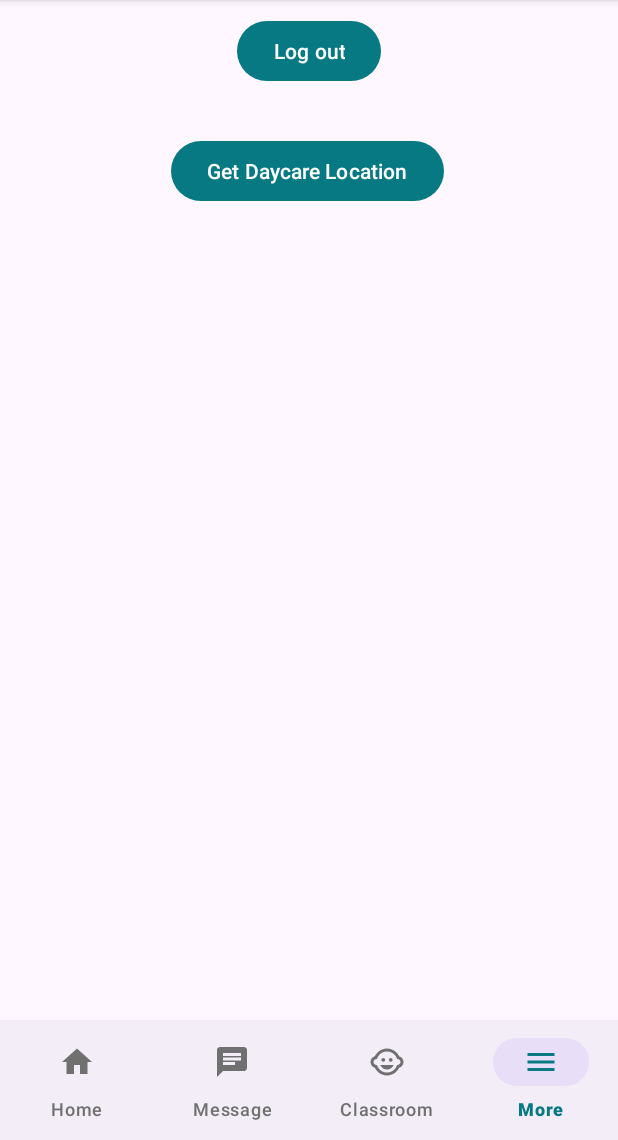
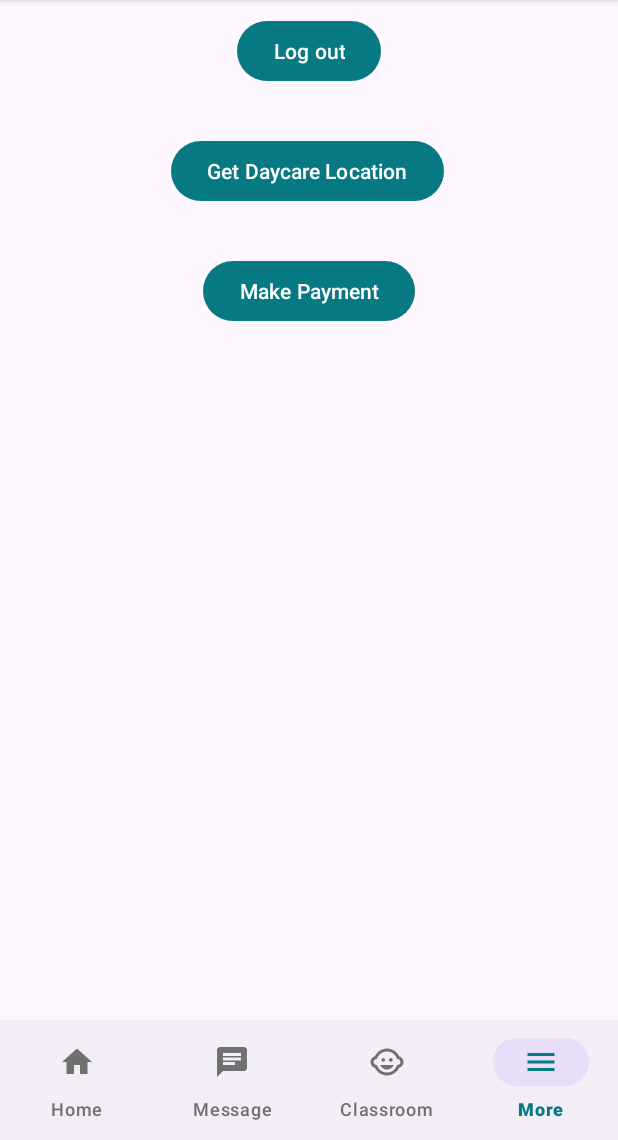
Before and after one commit to nelumkc/W24_3175_G11_Peekaboo, an Android app: the screen it shows after launch once a user with an empty profile is signed in (MainActivity), item 4 of the bottom bar chosen, on a phone screen of 412 x 824 dp, the part 96-1236 px from its top. Run offline under Robolectric (Android 15) with nearby library versions, the phone set to English and light mode, and no system bars; our stand-ins replace Firebase (no records; nobody signed in at launch, a user with empty details on screens opened directly), Room's generated code.

Commit message:
Adding payment feature

```diff
--- a/app/src/main/java/com/example/w24_3175_g11_peekaboo/fragments/ParentMoreFragment.java
+++ b/app/src/main/java/com/example/w24_3175_g11_peekaboo/fragments/ParentMoreFragment.java
@@ -32,6 +32,7 @@ public class ParentMoreFragment extends Fragment {
 
         Button logoutButton = view.findViewById(R.id.btnLogout);
         Button directionButton = view.findViewById(R.id.btnDaycareDirection);
+        Button makepayButton = view.findViewById(R.id.btnMakePayment);
 
         logoutButton.setOnClickListener(new View.OnClickListener() {
             @Override
@@ -59,6 +60,17 @@ public class ParentMoreFragment extends Fragment {
                 }
 
         });
+        makepayButton.setOnClickListener(new View.OnClickListener() {
+            @Override
+            public void onClick(View v) {
+                FragmentManager fragmentManager = requireActivity().getSupportFragmentManager();
+                FragmentTransaction transaction = fragmentManager.beginTransaction();
+                transaction.replace(R.id.frame_container, new paymentFragment());
+                transaction.addToBackStack(null);
+                transaction.commit();
+
+            }
+        });
 
         return view;
     }
--- a/app/src/main/res/layout/fragment_parent_more.xml
+++ b/app/src/main/res/layout/fragment_parent_more.xml
@@ -31,6 +31,16 @@
             app:layout_constraintStart_toStartOf="parent"
             app:layout_constraintTop_toBottomOf="@+id/btnLogout" />
 
+        <Button
+            android:id="@+id/btnMakePayment"
+            android:layout_width="wrap_content"
+            android:layout_height="wrap_content"
+            android:layout_marginTop="32dp"
+            android:text="@string/btnTextMakePayment"
+            app:layout_constraintEnd_toEndOf="parent"
+            app:layout_constraintStart_toStartOf="parent"
+            app:layout_constraintTop_toBottomOf="@+id/btnDaycareDirection" />
+
     </androidx.constraintlayout.widget.ConstraintLayout>
 
 </FrameLayout>
--- a/app/src/main/res/values/strings.xml
+++ b/app/src/main/res/values/strings.xml
@@ -68,4 +68,5 @@
     <string name="hintsourceLocation">Enter source Location</string>
     <string name="HintDestinationLocation">Enter Destination location</string>
     <string name="BtnOpenNavigation">OPEN NAVIGATION</string>
+    <string name="btnTextMakePayment">Make Payment</string>
 </resources>
```
Also changed, not shown: app/src/main/java/com/example/w24_3175_g11_peekaboo/fragments/paymentFragment.java (added, +29 -0 lines), app/src/main/res/layout/fragment_payment.xml (added, +78 -0 lines).
